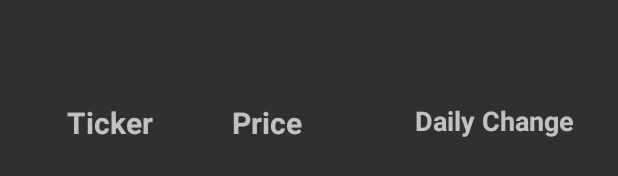
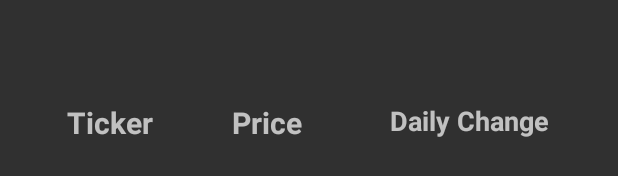
Before and after one commit to ginomcfino/Vesper_Android, an Android app: the layout fragment_home.xml on its own in the app's theme, with its tools: preview values and no code run, on a phone screen of 412 x 824 dp. Shown: the part 447-623 px from the top of the screen. Run offline under Robolectric (Android 15) with nearby library versions, the phone set to English and light mode, and no system bars.

Commit message:
Fix some alignment things

```diff
--- a/app/src/main/res/layout/fragment_home.xml
+++ b/app/src/main/res/layout/fragment_home.xml
@@ -38,7 +38,7 @@
                 android:id="@+id/tickerView"
                 android:layout_width="90dp"
                 android:layout_height="45dp"
-                android:text="Ticker"
+                android:text="@string/ticker"
                 android:textSize="20sp"
                 android:textStyle="bold"
                 app:layout_constraintBottom_toBottomOf="parent"
@@ -53,7 +53,7 @@
                 android:layout_width="90dp"
                 android:layout_height="45dp"
                 android:layout_marginStart="20dp"
-                android:text="Price"
+                android:text="@string/price"
                 android:textSize="20sp"
                 android:textStyle="bold"
                 app:layout_constraintStart_toEndOf="@+id/tickerView"
@@ -63,8 +63,8 @@
                 android:id="@+id/txtChange"
                 android:layout_width="wrap_content"
                 android:layout_height="45dp"
-                android:layout_marginStart="32dp"
-                android:text="Daily Change"
+                android:layout_marginStart="15dp"
+                android:text="@string/daily_change"
                 android:textSize="18sp"
                 android:textStyle="bold"
                 app:layout_constraintStart_toEndOf="@+id/txtPrice"
@@ -73,9 +73,9 @@
 
         <ListView
             android:id="@+id/listViewObject"
-            android:layout_width="377dp"
+            android:layout_width="match_parent"
             android:layout_height="375dp"
-            android:layout_marginLeft="15sp"
+            android:padding="10dp"
             app:layout_constraintEnd_toEndOf="parent"
             app:layout_constraintHorizontal_bias="1.0"
             app:layout_constraintStart_toStartOf="parent"
--- a/app/src/main/res/layout/fragment_modify_watchlist.xml
+++ b/app/src/main/res/layout/fragment_modify_watchlist.xml
@@ -111,7 +111,6 @@
         android:layout_margin="7.5dp"
         android:layout_marginLeft="15sp"
         android:layout_marginRight="15sp"
-        android:layout_weight="1"
-        android:background="@color/other_message" />
+        android:layout_weight="1" />
 
 </LinearLayout>
--- a/app/src/main/res/layout/fragment_signal_display.xml
+++ b/app/src/main/res/layout/fragment_signal_display.xml
@@ -12,7 +12,8 @@
         android:id="@+id/txtTitle"
         android:layout_width="wrap_content"
         android:layout_height="wrap_content"
-        android:textSize="24sp" />
+        android:textSize="24sp"
+        android:layout_marginBottom="10dp"/>
 
     <LinearLayout
         android:id="@+id/layout"
```
